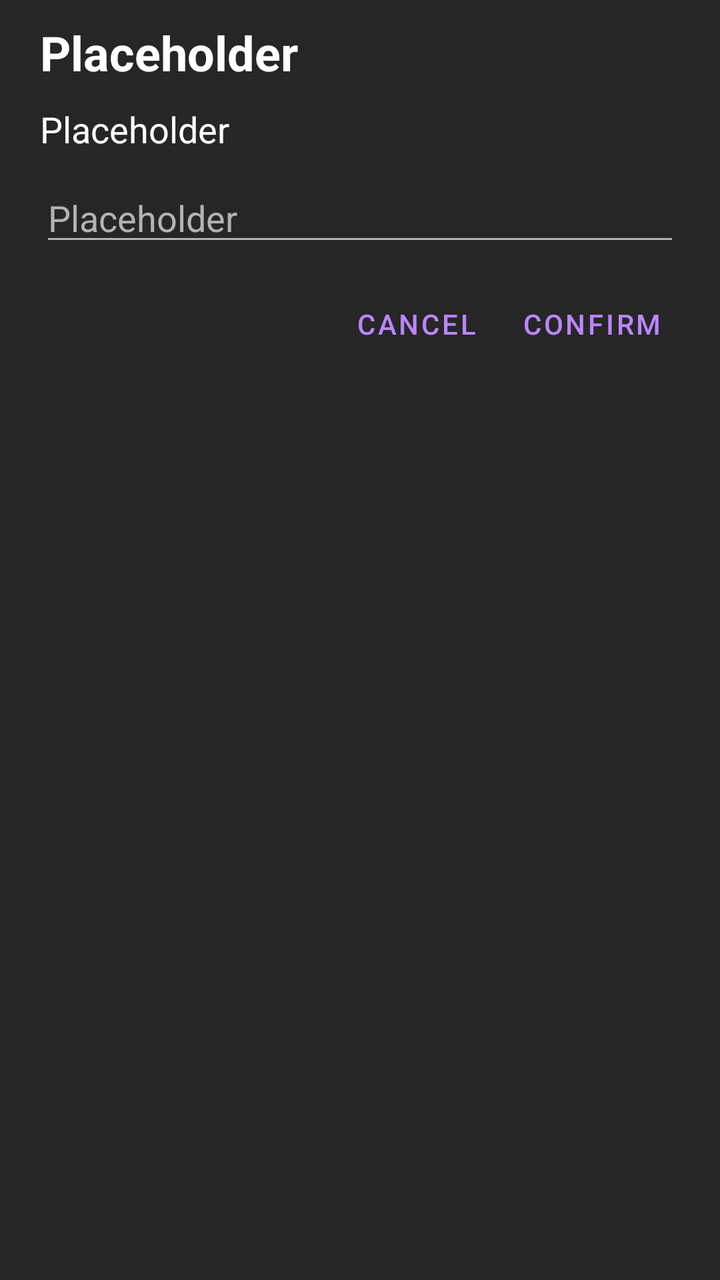
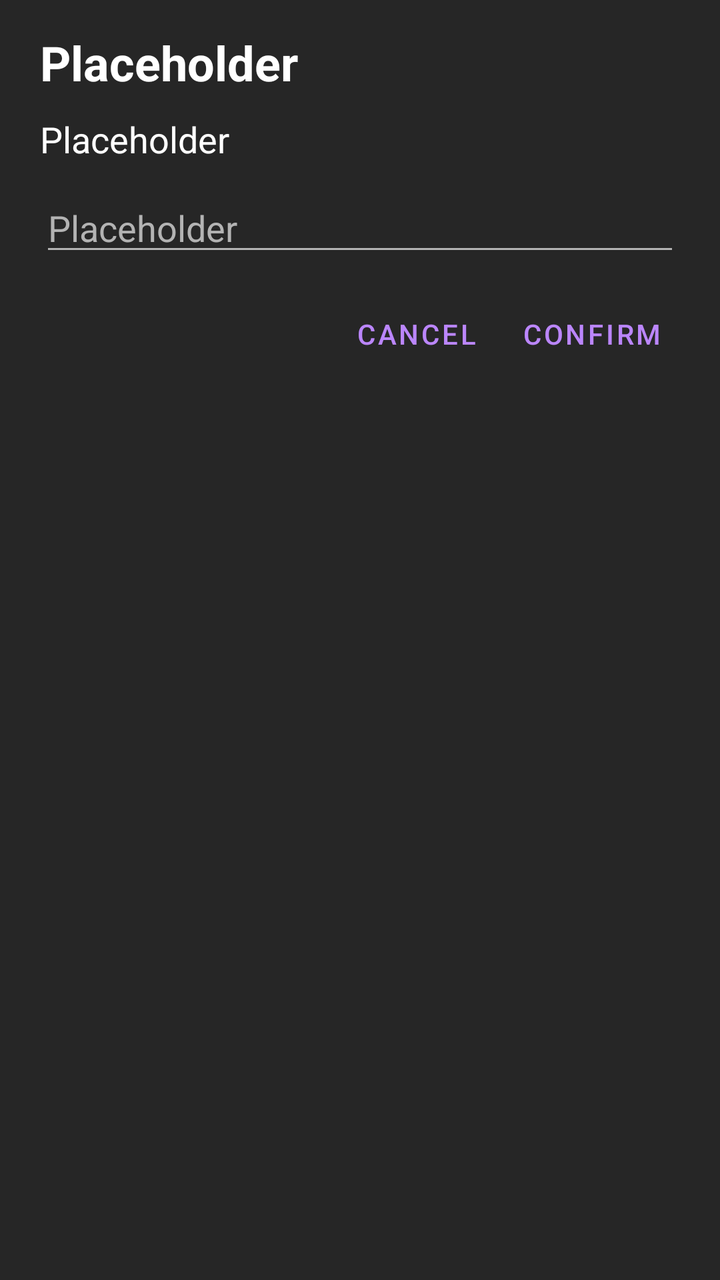

Screens rendered from an Android XML layout before and after an edit, with the pre-edit source and the edit as a unified diff.
<!-- AndroidManifest.xml: application theme Theme.MakeMeGrow -->
<!-- res/layout/layout_dialog.xml -->
<?xml version="1.0" encoding="utf-8"?>
<LinearLayout
    xmlns:android="http://schemas.android.com/apk/res/android"
    android:layout_width="match_parent"
    android:layout_height="wrap_content"
    android:layout_marginHorizontal="10dp"
    android:paddingVertical="10dp"
    android:paddingHorizontal="20dp"
    android:background="@color/dark_gray"
    android:orientation="vertical">

    <TextView
        android:id="@+id/text_title"
        android:layout_width="wrap_content"
        android:layout_height="wrap_content"
        android:layout_marginBottom="10dp"
        android:text="@string/placeholder"
        android:textColor="@color/white"
        android:textSize="@dimen/text_large"
        android:textStyle="bold"/>

    <TextView
        android:id="@+id/text_message"
        android:layout_width="wrap_content"
        android:layout_height="wrap_content"
        android:layout_marginBottom="10dp"
        android:text="@string/placeholder"
        android:textColor="@color/white"
        android:textSize="@dimen/text_medium"/>

    <EditText
        android:id="@+id/input"
        android:layout_width="match_parent"
        android:layout_height="wrap_content"
        android:layout_marginBottom="10dp"
        android:backgroundTint="@color/light_gray"
        android:hint="@string/placeholder"
        android:importantForAutofill="no"
        android:inputType="text"
        android:textColorHint="@color/light_gray"
        android:textColor="@color/light_gray"
        android:textSize="@dimen/text_medium"/>

    <LinearLayout
        android:layout_width="match_parent"
        android:layout_height="wrap_content"
        android:gravity="end"
        style="?android:attr/buttonBarStyle">

        <Button
            android:id="@+id/button_cancel"
            android:layout_width="wrap_content"
            android:layout_height="wrap_content"
            android:background="@android:color/transparent"
            android:text="@string/cancel"
            android:textColor="@color/purple_200"
            style="?android:attr/buttonBarButtonStyle"/>

        <Button
            android:id="@+id/button_confirm"
            android:layout_width="wrap_content"
            android:layout_height="wrap_content"
            android:background="@android:color/transparent"
            android:text="@string/confirm"
            android:textColor="@color/purple_200"
            style="?android:attr/buttonBarButtonStyle"/>

    </LinearLayout>

</LinearLayout>
<!-- resources referenced by this layout -->
<resources>
  <color name="dark_gray">#262626</color>
  <color name="light_gray">#B3B3B3</color>
  <color name="purple_200">#FFBB86FC</color>
  <color name="white">#FFFFFF</color>
  <dimen name="text_large">24sp</dimen>
  <dimen name="text_medium">18sp</dimen>
  <string name="cancel">Cancel</string>
  <string name="confirm">Confirm</string>
  <string name="placeholder">Placeholder</string>
  <style name="Theme.MakeMeGrow" parent="Theme.MaterialComponents.DayNight.NoActionBar">
          
          <item name="colorPrimary">@color/purple_200</item> 
          <item name="colorPrimaryVariant">@color/purple_700</item>
          <item name="colorOnPrimary">@color/black</item>
          
          <item name="colorSecondary">@color/dark_gray</item> 
          <item name="colorSecondaryVariant">@color/dark_gray</item>
          <item name="colorOnSecondary">@color/black</item>
          
          <item name="android:statusBarColor">@color/black</item>
          
      </style>
  <color name="purple_700">#FF3700B3</color>
  <color name="black">#0F0F0F</color>
</resources>

<!-- the commit's change to res/layout/layout_dialog.xml (unified diff, before → after) -->
@@ -4,8 +4,9 @@
     android:layout_width="match_parent"
     android:layout_height="wrap_content"
     android:layout_marginHorizontal="10dp"
-    android:paddingVertical="10dp"
+    android:paddingTop="15dp"
     android:paddingHorizontal="20dp"
+    android:paddingBottom="10dp"
     android:background="@color/dark_gray"
     android:orientation="vertical">
 
